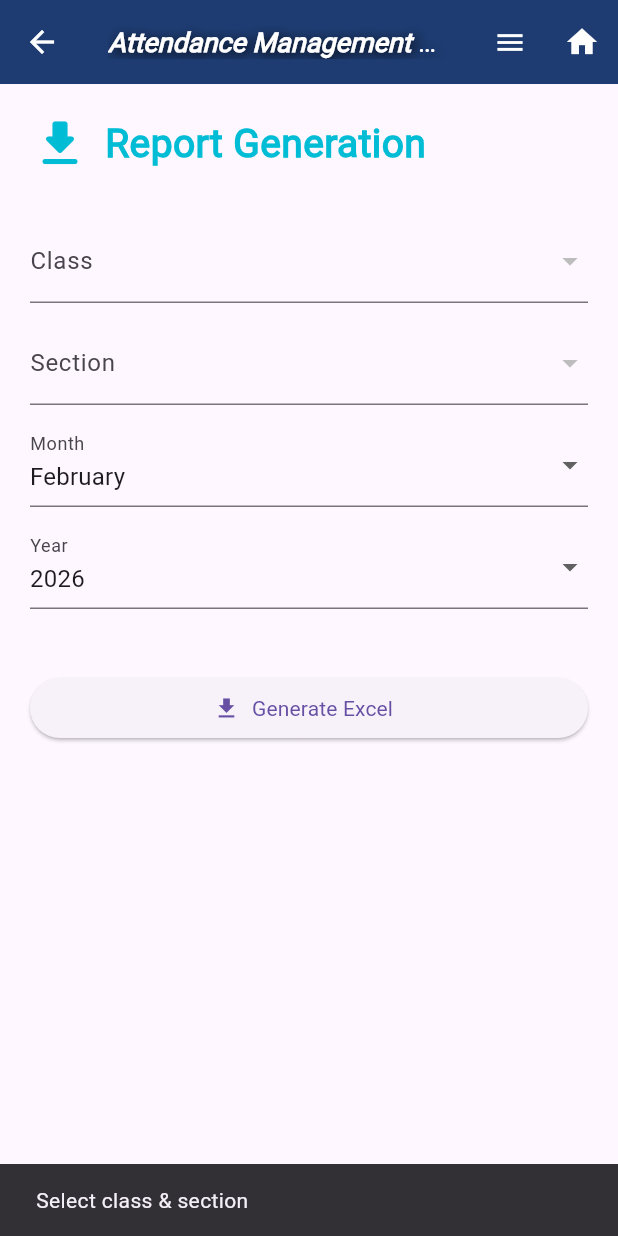
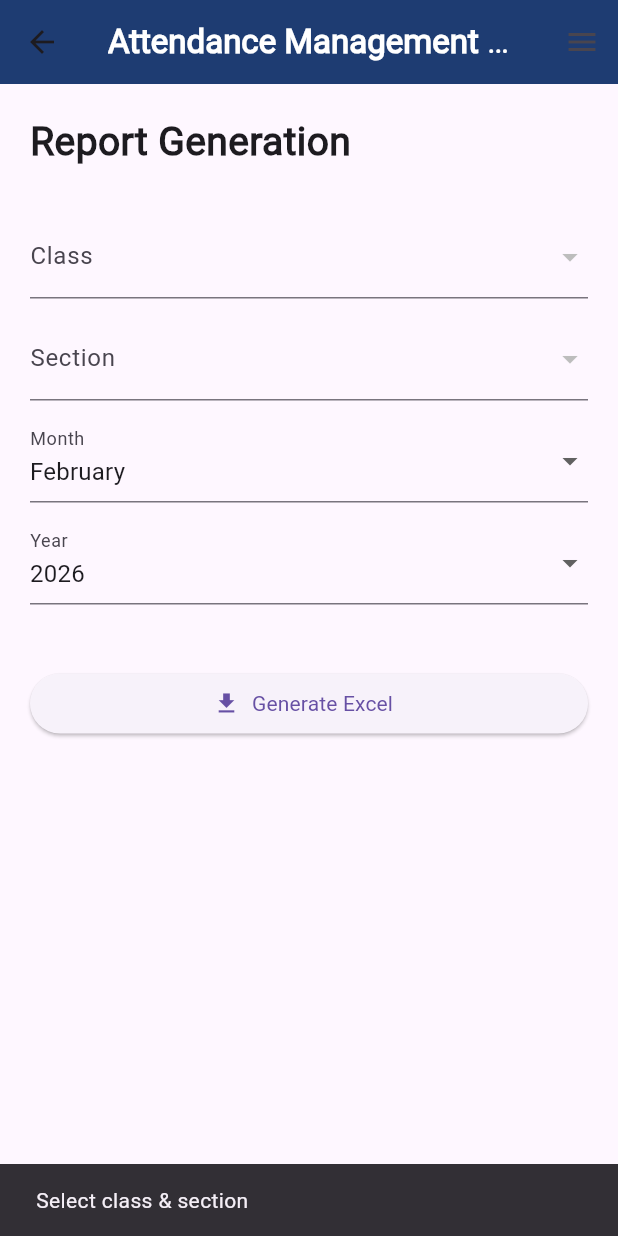
Before and after one commit to rahul26122005/Rahul-Portfolio, a Flutter app: the AttendanceReportGeneratePage screen opened directly, after a tap on "Generate Excel", on a phone screen of 412 x 824 dp. Run offline on Flutter 3.47's test engine with Material 3 defaults, Android fonts, the phone set to English and light mode, and no system bars; our stand-ins replace cloud_firestore, file_picker, firebase_auth, firebase_core; missing offline and left inert: excel, universal_html; accounts and stored records are empty.

Commit message:
ui big fix

```diff
--- a/lib/Attendance/screens/teacher_files/attendance_report_generate_page.dart
+++ b/lib/Attendance/screens/teacher_files/attendance_report_generate_page.dart
@@ -19,29 +19,23 @@ class AttendanceReportGeneratePage extends StatefulWidget {
 
 class _AttendanceReportGeneratePageState
     extends State<AttendanceReportGeneratePage> {
+
   final FirebaseFirestore _db = FirebaseFirestore.instance;
+
   bool _isDarkMode = true;
-
-  // ================= THEME =================
-  void _toggleTheme(bool value) {
-    if (!mounted) return;
-    setState(() => _isDarkMode = value);
-  }
+  bool loading = false;
 
   String? selectedClass;
   String? selectedSection;
+
   int selectedMonth = DateTime.now().month;
   int selectedYear = DateTime.now().year;
-
-  bool loading = false;
 
   List<String> classes = [];
   List<String> sections = [];
 
-  /// Optional manual holidays
   final Map<DateTime, String> manualHolidays = {};
 
-  // ================= INIT =================
   @override
   void initState() {
     super.initState();
@@ -68,6 +62,7 @@ class _AttendanceReportGeneratePageState
         .get();
 
     final set = <String>{};
+
     for (var d in snap.docs) {
       set.add(d['section']);
     }
@@ -80,8 +75,9 @@ class _AttendanceReportGeneratePageState
 
   // ================= GENERATE REPORT =================
   Future<void> generateReport() async {
+
     if (selectedClass == null || selectedSection == null) {
-      _msg("Select class & section");
+      _showMessage("Select class & section");
       return;
     }
 
@@ -91,9 +87,11 @@ class _AttendanceReportGeneratePageState
       final classSection = "$selectedClass-$selectedSection";
       final monthKey =
           "$selectedYear-${selectedMonth.toString().padLeft(2, '0')}";
-      final daysInMonth = DateTime(selectedYear, selectedMonth + 1, 0).day;
 
-      // ---------- STUDENTS ----------
+      final daysInMonth =
+          DateTime(selectedYear, selectedMonth + 1, 0).day;
+
+      // ---------- FETCH STUDENTS ----------
       final studentsSnap = await _db
           .collection('students')
           .where('class', isEqualTo: selectedClass)
@@ -102,7 +100,7 @@ class _AttendanceReportGeneratePageState
           .get();
 
       if (studentsSnap.docs.isEmpty) {
-        _msg("No students found");
+        _showMessage("No students found");
         return;
       }
 
@@ -115,7 +113,7 @@ class _AttendanceReportGeneratePageState
         attendanceMap[regNo] = {};
       }
 
-      // ---------- ATTENDANCE ----------
+      // ---------- FETCH ATTENDANCE ----------
       final attSnap = await _db
           .collection('attendance')
           .doc(classSection)
@@ -124,6 +122,7 @@ class _AttendanceReportGeneratePageState
 
       for (var d in attSnap.docs) {
         DateTime date;
+
         try {
           date = DateFormat('yyyy-MM-dd').parse(d.id);
         } catch (_) {
@@ -131,8 +130,6 @@ class _AttendanceReportGeneratePageState
         }
 
         final day = date.day;
-
-        /// ✅ FIX: read from "records"
         final records = Map<String, dynamic>.from(d['records']);
 
         for (final regNo in records.keys) {
@@ -141,7 +138,7 @@ class _AttendanceReportGeneratePageState
         }
       }
 
-      // ---------- EXCEL ----------
+      // ---------- CREATE EXCEL ----------
       final excel = Excel.createExcel();
       final sheet = excel['Attendance'];
 
@@ -175,8 +172,9 @@ class _AttendanceReportGeneratePageState
 
       sheet.appendRow(header);
 
-      // Rows
+      // ---------- FILL ROWS ----------
       attendanceMap.forEach((regNo, daily) {
+
         double total = 0;
         int validDays = 0;
         int p = 0, a = 0, od = 0, hd = 0;
@@ -187,6 +185,7 @@ class _AttendanceReportGeneratePageState
         ];
 
         for (int d = 1; d <= daysInMonth; d++) {
+
           final date = DateTime(selectedYear, selectedMonth, d);
 
           if (date.weekday == DateTime.sunday ||
@@ -195,31 +194,18 @@ class _AttendanceReportGeneratePageState
             continue;
           }
 
-          final v = daily[d] ?? "A";
-          final cell = TextCellValue(v);
-          final cellIndex = row.length;
-
-          row.add(cell);
-          sheet
-              .cell(
-                CellIndex.indexByColumnRow(
-                  columnIndex: cellIndex,
-                  rowIndex: sheet.maxRows,
-                ),
-              )
-              .cellStyle = styleFor(
-            v,
-          );
+          final value = daily[d] ?? "A";
+          row.add(TextCellValue(value));
 
           validDays++;
 
-          if (v == "P") {
+          if (value == "P") {
             p++;
             total += 1;
-          } else if (v == "OD") {
+          } else if (value == "OD") {
             od++;
             total += 1;
-          } else if (v == "HD") {
+          } else if (value == "HD") {
             hd++;
             total += 0.5;
           } else {
@@ -227,38 +213,44 @@ class _AttendanceReportGeneratePageState
           }
         }
 
-        final percent = validDays == 0 ? 0 : (total / validDays) * 100;
+        final percent =
+            validDays == 0 ? 0 : (total / validDays) * 100;
 
         row.addAll([
           IntCellValue(p),
           IntCellValue(a),
           IntCellValue(od),
           IntCellValue(hd),
-          DoubleCellValue(double.parse(percent.toStringAsFixed(2))),
+          DoubleCellValue(
+              double.parse(percent.toStringAsFixed(2))),
         ]);
 
         sheet.appendRow(row);
       });
 
       final bytes = Uint8List.fromList(excel.encode()!);
-      final fileName = "Attendance_${classSection}_$monthKey.xlsx";
+      final fileName =
+          "Attendance_${classSection}_$monthKey.xlsx";
 
       // ---------- DOWNLOAD ----------
       if (kIsWeb) {
         final blob = html.Blob([bytes]);
         final url = html.Url.createObjectUrlFromBlob(blob);
+
         html.AnchorElement(href: url)
           ..download = fileName
           ..click();
+
         html.Url.revokeObjectUrl(url);
       } else {
         final dir = await getApplicationDocumentsDirectory();
         final file = File("${dir.path}/$fileName");
         await file.writeAsBytes(bytes);
-        _msg("Saved to ${file.path}");
+        _showMessage("Saved to ${file.path}");
       }
+
     } catch (e) {
-      _msg("Failed: $e");
+      _showMessage("Failed: $e");
     } finally {
       setState(() => loading = false);
     }
@@ -267,88 +259,70 @@ class _AttendanceReportGeneratePageState
   // ================= UI =================
   @override
   Widget build(BuildContext context) {
+
     return Scaffold(
       appBar: AppBar(
-        leading: IconButton(
-          onPressed: () {
-            Navigator.popAndPushNamed(context, AppRoutes.teacherDashboard);
-          },
-          icon: Icon(Icons.arrow_back, color: Colors.white),
+        backgroundColor: const Color(0xFF1E3C72),
+        title: const Text(
+          "Attendance Management System",
+          style: TextStyle(
+            fontWeight: FontWeight.bold,
+            fontSize: 22,
+            color: Colors.white,
+          ),
         ),
-        actions: [
-          Builder(
-            builder: (context) => IconButton(
-              onPressed: () {
-                Scaffold.of(context).openEndDrawer();
-              },
-              icon: Icon(Icons.menu, color: Colors.white),
-              iconSize: 22,
-            ),
-          ),
-          IconButton(
-            onPressed: () {
-              Navigator.pushNamed(context, AppRoutes.teacherDashboard);
-            },
-            icon: Icon(Icons.home, color: Colors.white),
-          ),
-        ],
-        title: LayoutBuilder(
-          builder: (context, constraints) {
-            return Text(
-              "Attendance Management System",
-              style: TextStyle(
-                fontWeight: FontWeight.bold,
-                fontSize: constraints.maxWidth < 600 ? 18 : 24,
-                color: Colors.white,
-                fontFeatures: const [FontFeature.enable('swap')],
-                fontStyle: FontStyle.italic,
-                shadows: const [
-                  Shadow(
-                    offset: Offset(2, 2),
-                    blurRadius: 10,
-                    color: Colors.black,
-                  ),
-                ],
-              ),
-            );
-          },
-        ),
-        backgroundColor: const Color(0xFF1E3C72),
       ),
       endDrawer: DrawerPage(
         isDarkMode: _isDarkMode,
-        onThemeChange: _toggleTheme,
+        onThemeChange: (val) {
+          setState(() => _isDarkMode = val);
+        },
       ),
       body: Padding(
         padding: const EdgeInsets.all(20),
         child: ListView(
           children: [
-            _header(),
+
+            const Text(
+              "Report Generation",
+              style: TextStyle(
+                fontSize: 26,
+                fontWeight: FontWeight.bold,
+              ),
+            ),
+
             const SizedBox(height: 30),
+
             _dropdown("Class", selectedClass, classes, (v) {
               setState(() => selectedClass = v);
               _loadSections(v!);
             }),
+
             _dropdown(
               "Section",
               selectedSection,
               sections,
               (v) => setState(() => selectedSection = v),
             ),
+
             _dropdown(
               "Month",
               selectedMonth,
               List.generate(12, (i) => i + 1),
               (v) => setState(() => selectedMonth = v!),
-              display: (v) => DateFormat.MMMM().format(DateTime(0, v)),
+              display: (v) =>
+                  DateFormat.MMMM().format(DateTime(0, v)),
             ),
+
             _dropdown(
               "Year",
               selectedYear,
               List.generate(5, (i) => DateTime.now().year - i),
               (v) => setState(() => selectedYear = v!),
             ),
+
             const SizedBox(height: 30),
+
             loading
                 ? const Center(child: CircularProgressIndicator())
                 : ElevatedButton.icon(
@@ -359,23 +333,6 @@ class _AttendanceReportGeneratePageState
           ],
         ),
       ),
-    );
-  }
-
-  Widget _header() {
-    return Row(
-      children: const [
-        Icon(Icons.get_app_rounded, size: 40, color: Colors.cyan),
-        SizedBox(width: 10),
-        Text(
-          "Report Generation",
-          style: TextStyle(
-            color: Colors.cyan,
-            fontSize: 26,
-            fontWeight: FontWeight.bold,
-          ),
-        ),
-      ],
     );
   }
 
@@ -394,7 +351,11 @@ class _AttendanceReportGeneratePageState
             .map(
               (e) => DropdownMenuItem(
                 value: e,
-                child: Text(display != null ? display(e) : e.toString()),
+                child: Text(
+                  display != null
+                      ? display(e)
+                      : e.toString(),
+                ),
               ),
             )
             .toList(),
@@ -404,20 +365,8 @@ class _AttendanceReportGeneratePageState
     );
   }
 
-  void _msg(String msg) {
-    ScaffoldMessenger.of(context).showSnackBar(SnackBar(content: Text(msg)));
+  void _showMessage(String msg) {
+    ScaffoldMessenger.of(context)
+        .showSnackBar(SnackBar(content: Text(msg)));
   }
 }
-
-CellStyle styleFor(String v) {
-  return CellStyle(
-    backgroundColorHex: switch (v) {
-      "P" => ExcelColor.fromHexString("#C8E6C9"),
-      "A" => ExcelColor.fromHexString("#FFCDD2"),
-      "OD" => ExcelColor.fromHexString("#BBDEFB"),
-      "HD" => ExcelColor.fromHexString("#FFF9C4"),
-      "H" => ExcelColor.fromHexString("#E0E0E0"),
-      String() => throw UnimplementedError(),
-    },
-  );
-}
```
